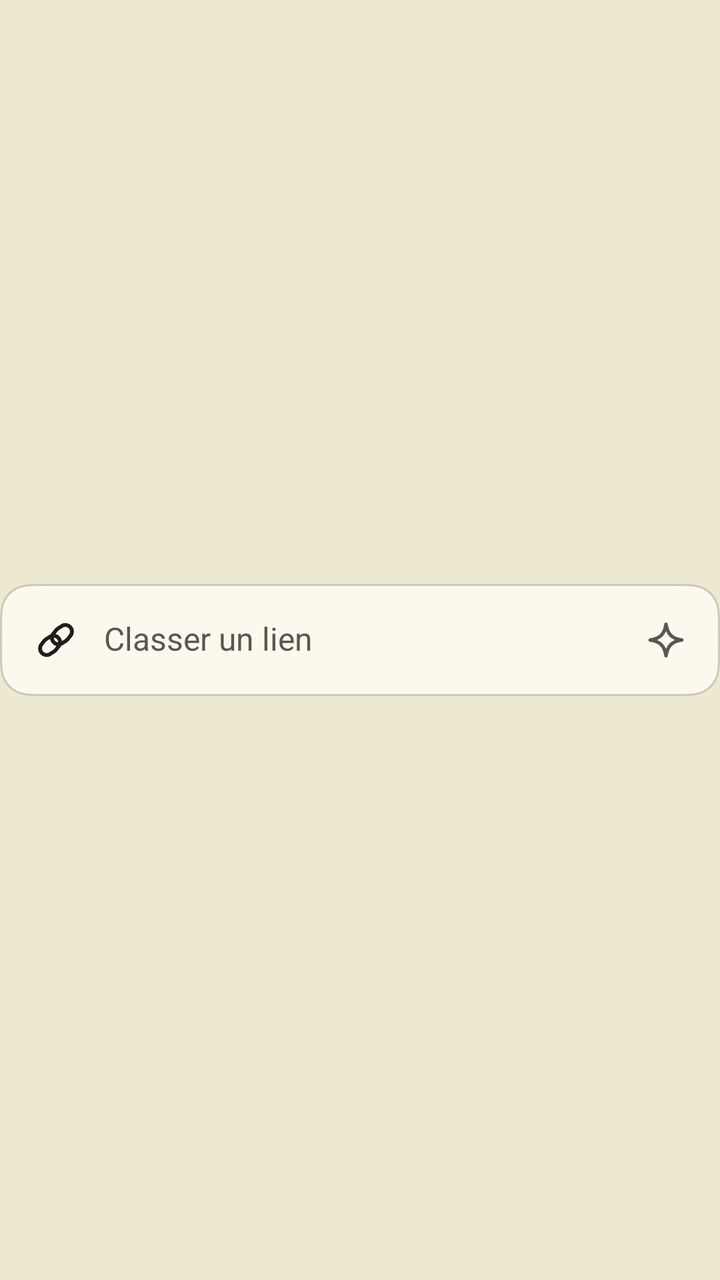
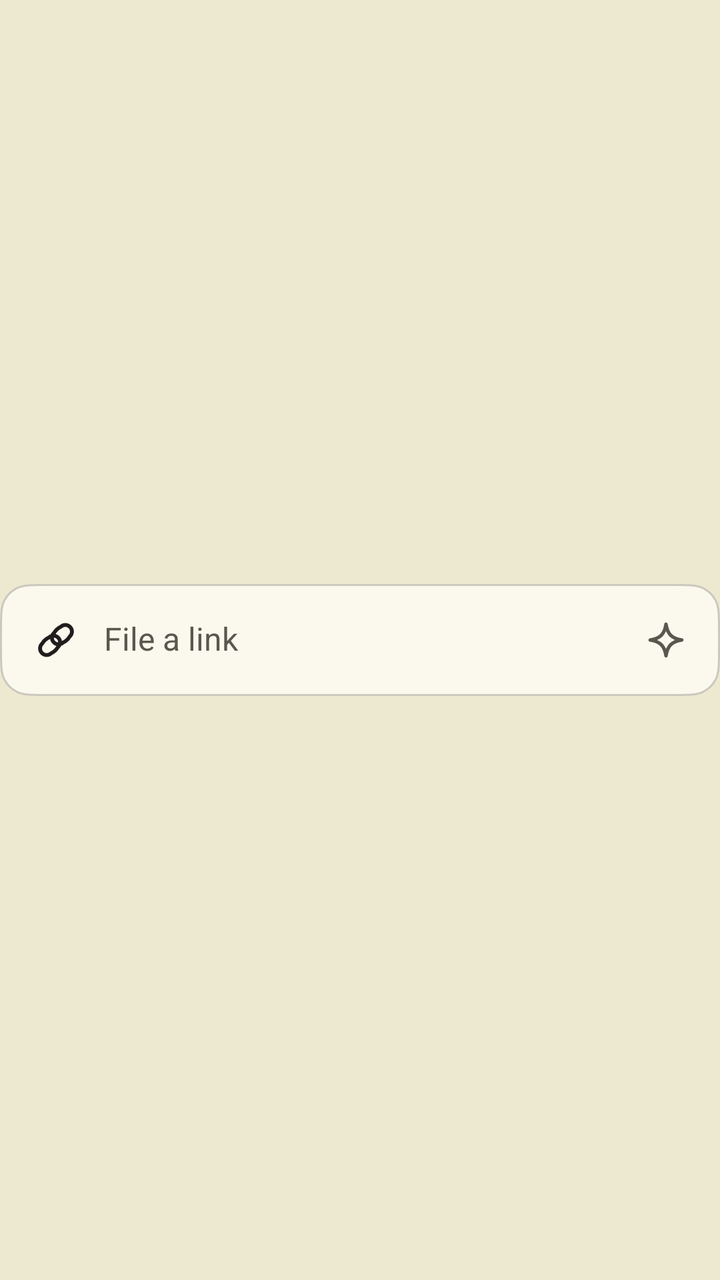

Two renders of the same Android screen: before a commit and after it. Below are the layout's source before the change and the commit's diff.
<!-- AndroidManifest.xml: application theme AppTheme -->
<!-- res/layout/widget_link.xml -->
<?xml version="1.0" encoding="utf-8"?>
<FrameLayout xmlns:android="http://schemas.android.com/apk/res/android"
    android:layout_width="match_parent"
    android:layout_height="match_parent">

    <FrameLayout
        android:id="@+id/link_strip"
        android:layout_width="match_parent"
        android:layout_height="56dp"
        android:layout_gravity="center_vertical"
        android:background="@drawable/wgen_bar_field"
        android:contentDescription="@string/widget_link"
        android:foreground="@drawable/wgen_fg_strip">

        <LinearLayout
            android:layout_width="match_parent"
            android:layout_height="match_parent"
            android:gravity="center_vertical"
            android:orientation="horizontal"
            android:paddingStart="16dp"
            android:paddingEnd="16dp">

            <ImageView
                android:layout_width="24dp"
                android:layout_height="24dp"
                android:importantForAccessibility="no"
                android:src="@drawable/wgen_g_link" />

            
            <FrameLayout
                android:layout_width="0dp"
                android:layout_height="wrap_content"
                android:layout_marginStart="12dp"
                android:layout_weight="1">

                <ImageView
                    android:id="@+id/link_hint_image"
                    android:layout_width="wrap_content"
                    android:layout_height="wrap_content"
                    android:importantForAccessibility="no"
                    android:visibility="gone" />

                <TextView
                    android:id="@+id/link_hint"
                    style="@style/WidgetText.Hint"
                    android:layout_width="match_parent"
                    android:layout_height="wrap_content"
                    android:ellipsize="end"
                    android:importantForAccessibility="no"
                    android:maxLines="1"
                    android:text="@string/widget_link" />
            </FrameLayout>

            
            <ImageView
                android:id="@+id/link_sparkle"
                android:layout_width="22dp"
                android:layout_height="22dp"
                android:layout_marginStart="8dp"
                android:importantForAccessibility="no"
                android:src="@drawable/wgen_g_sparkle_ink_muted" />
        </LinearLayout>
    </FrameLayout>
</FrameLayout>
<!-- resources referenced by this layout -->
<resources>
  <!-- drawable wgen_fg_strip (drawable) -->
  <?xml version="1.0" encoding="utf-8"?>
  <layer-list xmlns:android="http://schemas.android.com/apk/res/android">
    <item android:drawable="@drawable/wgen_bar_outline"/>
    <item android:drawable="@drawable/wgen_bar_press"/>
  </layer-list>
  <string name="widget_link">Classer un lien</string>
  <style name="WidgetText.Hint">
          <item name="android:textColor">@color/wgen_ink_muted</item>
          <item name="android:textSize">16sp</item>
          <item name="android:lineHeight">23sp</item>
      </style>
  <style name="AppTheme" parent="Theme.AppCompat.DayNight.NoActionBar">
          <item name="android:editTextBackground">@drawable/rn_edit_text_material</item>
          <item name="android:windowBackground">@color/window_ground</item>
      </style>
  <!-- drawable wgen_bar_field_tl (drawable) -->
  <?xml version="1.0" encoding="utf-8"?>
  <vector xmlns:android="http://schemas.android.com/apk/res/android" android:width="24dp" android:height="24dp" android:viewportWidth="24" android:viewportHeight="24">
    <group>
      <path android:pathData="M0,24 L0,24 C0,15.599,0,11.399,1.635,8.19 C3.073,5.368,5.368,3.073,8.19,1.635 C11.399,0,15.599,0,24,0 L24,24 Z" android:fillColor="@color/wgen_field"/>
    </group>
  </vector>
  <color name="wgen_field">#FFFBF9EE</color>
  <!-- drawable wgen_bar_press (drawable) -->
  <?xml version="1.0" encoding="utf-8"?>
  <selector xmlns:android="http://schemas.android.com/apk/res/android" android:exitFadeDuration="150">
    <item android:state_pressed="true" android:drawable="@drawable/wgen_bar_tint"/>
    <item android:drawable="@android:color/transparent"/>
  </selector>
  <color name="wgen_ink">#FF201E1D</color>
  <color name="wgen_ink_muted">#FF5A574E</color>
  <color name="window_ground">#EDE8D0</color>
  <!-- drawable wgen_bar_outline_tl (drawable) -->
  <?xml version="1.0" encoding="utf-8"?>
  <vector xmlns:android="http://schemas.android.com/apk/res/android" android:width="24dp" android:height="24dp" android:viewportWidth="24" android:viewportHeight="24">
    <group>
      <path android:pathData="M0.5,24 L0.5,23.7 C0.5,15.579,0.5,11.519,2.08,8.417 C3.471,5.689,5.689,3.471,8.417,2.08 C11.519,0.5,15.579,0.5,23.7,0.5 L24,0.5" android:fillColor="#00000000" android:strokeColor="@color/wgen_outline" android:strokeWidth="1"/>
    </group>
  </vector>
  <color name="wgen_outline">#38201E1D</color>
  <!-- drawable wgen_bar_tint_tl (drawable) -->
  <?xml version="1.0" encoding="utf-8"?>
  <vector xmlns:android="http://schemas.android.com/apk/res/android" android:width="24dp" android:height="24dp" android:viewportWidth="24" android:viewportHeight="24">
    <group>
      <path android:pathData="M0,24 L0,24 C0,15.599,0,11.399,1.635,8.19 C3.073,5.368,5.368,3.073,8.19,1.635 C11.399,0,15.599,0,24,0 L24,24 Z" android:fillColor="@color/wgen_press"/>
    </group>
  </vector>
  <!-- drawable wgen_bar_tint_tr (drawable) -->
  <?xml version="1.0" encoding="utf-8"?>
  <vector xmlns:android="http://schemas.android.com/apk/res/android" android:width="24dp" android:height="24dp" android:viewportWidth="24" android:viewportHeight="24">
    <group android:scaleX="-1" android:scaleY="1" android:pivotX="12" android:pivotY="12">
      <path android:pathData="M0,24 L0,24 C0,15.599,0,11.399,1.635,8.19 C3.073,5.368,5.368,3.073,8.19,1.635 C11.399,0,15.599,0,24,0 L24,24 Z" android:fillColor="@color/wgen_press"/>
    </group>
  </vector>
  <!-- drawable wgen_bar_tint_bl (drawable) -->
  <?xml version="1.0" encoding="utf-8"?>
  <vector xmlns:android="http://schemas.android.com/apk/res/android" android:width="24dp" android:height="24dp" android:viewportWidth="24" android:viewportHeight="24">
    <group android:scaleX="1" android:scaleY="-1" android:pivotX="12" android:pivotY="12">
      <path android:pathData="M0,24 L0,24 C0,15.599,0,11.399,1.635,8.19 C3.073,5.368,5.368,3.073,8.19,1.635 C11.399,0,15.599,0,24,0 L24,24 Z" android:fillColor="@color/wgen_press"/>
    </group>
  </vector>
  <color name="wgen_press">#1A201E1D</color>
  <!-- unchanged entries left out for length: 13 -->
</resources>

<!-- the commit's change to res/layout/widget_link.xml (unified diff, before → after) -->
@@ -1,5 +1,8 @@
 <?xml version="1.0" encoding="utf-8"?>
 <FrameLayout xmlns:android="http://schemas.android.com/apk/res/android"
+    android:id="@android:id/background"
+    android:clipToOutline="true"
+    android:outlineProvider="bounds"
     android:layout_width="match_parent"
     android:layout_height="match_parent">
 
<!-- resource entries referenced after the edit -->
@@ -6,7 +6,7 @@
     <item android:drawable="@drawable/wgen_bar_outline"/>
     <item android:drawable="@drawable/wgen_bar_press"/>
   </layer-list>
-  <string name="widget_link">Classer un lien</string>
+  <string name="widget_link">File a link</string>
   <style name="WidgetText.Hint">
           <item name="android:textColor">@color/wgen_ink_muted</item>
           <item name="android:textSize">16sp</item>
